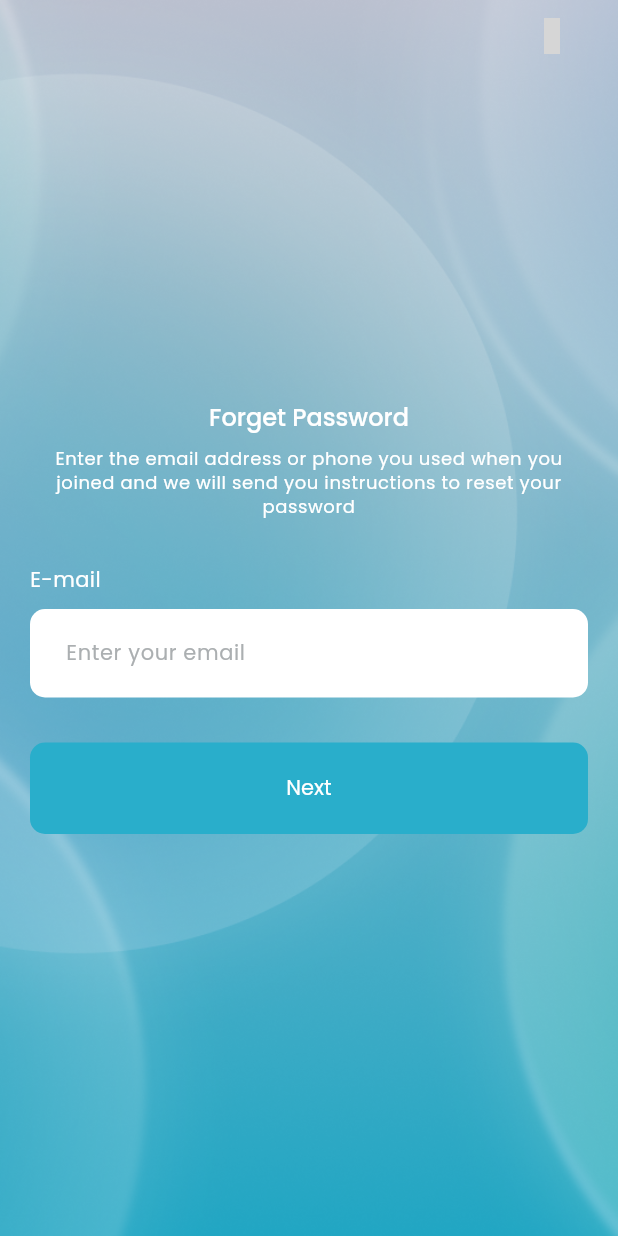
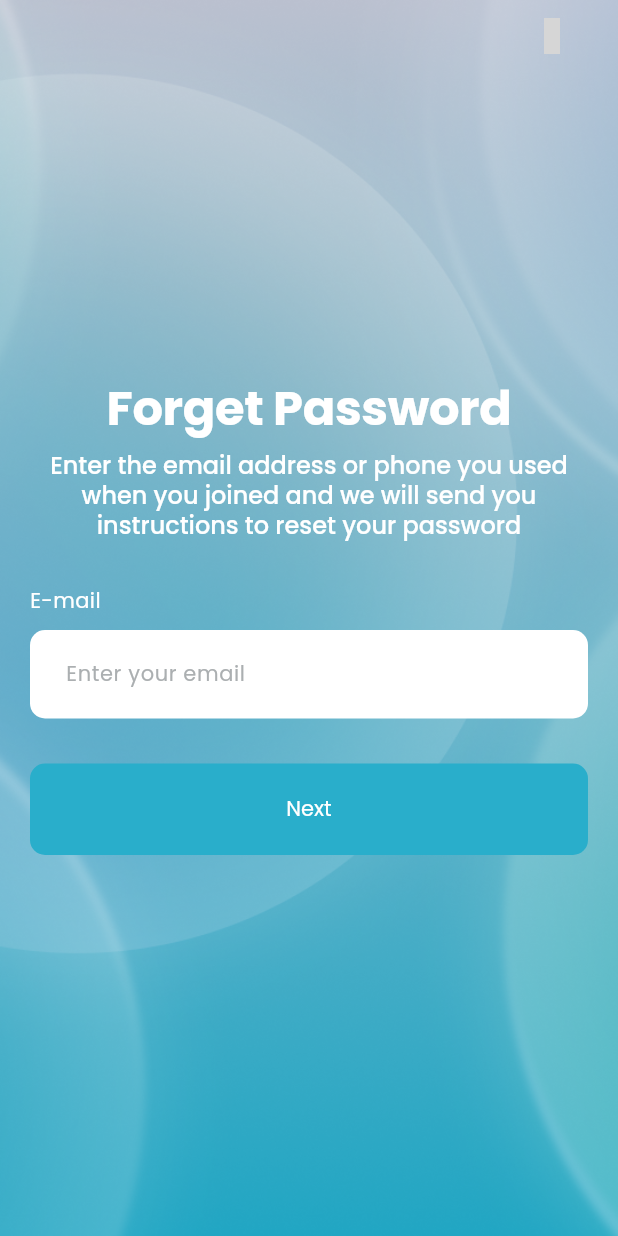
Before and after one commit to firebase-projects-1997/Ovacs, a Flutter app: the screen it shows after launch, after a tap on "skip", after a tap on "Forget password?", on a phone screen of 412 x 824 dp. Run offline on Flutter 3.47's test engine with Material 3 defaults, Android fonts, the phone set to English and light mode, and no system bars; our stand-ins replace dartz, device_preview, dio, equatable, file_picker, flutter_svg and 9 more; missing offline and left inert: ffmpeg_kit_flutter_new, record; accounts and stored records are empty; network calls fail; grey boxes are pictures that could not be loaded.

Commit message:
first commit

```diff
--- a/lib/features/auth/views/create_new_password_page.dart
+++ b/lib/features/auth/views/create_new_password_page.dart
@@ -129,7 +129,8 @@ class _CreateNewPasswordPageState extends State<CreateNewPasswordPage> {
           AppLocalizations.of(context)!.createNewPassword,
           style: Theme.of(
             context,
-          ).textTheme.titleLarge!.copyWith(color: AppColors.pureWhite),
+          ).textTheme.displayLarge!.copyWith(color: AppColors.pureWhite),
+          textAlign: TextAlign.center,
         ),
         const SizedBox(height: 10),
         Text(
@@ -138,7 +139,7 @@ class _CreateNewPasswordPageState extends State<CreateNewPasswordPage> {
           )!.setYourNewPasswordSoYouCanLoginAndAccessOvacs,
           style: Theme.of(
             context,
-          ).textTheme.bodySmall!.copyWith(color: AppColors.pureWhite),
+          ).textTheme.titleLarge!.copyWith(color: AppColors.pureWhite),
           textAlign: TextAlign.center,
         ),
       ],
--- a/lib/features/auth/views/forget_password_page.dart
+++ b/lib/features/auth/views/forget_password_page.dart
@@ -112,14 +112,15 @@ class _ForgetPasswordPageState extends State<ForgetPasswordPage> {
           AppLocalizations.of(context)!.forgetPasswordTitle,
           style: Theme.of(
             context,
-          ).textTheme.titleLarge!.copyWith(color: AppColors.pureWhite),
+          ).textTheme.displayLarge!.copyWith(color: AppColors.pureWhite),
+          textAlign: TextAlign.center,
         ),
         const SizedBox(height: 10),
         Text(
           AppLocalizations.of(context)!.enterEmailOrPhoneForReset,
           style: Theme.of(
             context,
-          ).textTheme.bodySmall!.copyWith(color: AppColors.pureWhite),
+          ).textTheme.titleLarge!.copyWith(color: AppColors.pureWhite),
           textAlign: TextAlign.center,
         ),
       ],
--- a/lib/features/auth/views/login_page.dart
+++ b/lib/features/auth/views/login_page.dart
@@ -2,6 +2,7 @@ import 'package:flutter/gestures.dart';
 import 'package:flutter/material.dart';
 import 'package:iconsax/iconsax.dart';
 import 'package:new_ovacs/core/constants/app_colors.dart';
+import 'package:new_ovacs/core/functions/is_dark_mode.dart';
 import 'package:new_ovacs/main.dart';
 import 'package:provider/provider.dart';
 import 'package:new_ovacs/core/constants/app_images.dart';
@@ -63,13 +64,10 @@ class _LoginPageState extends State<LoginPage> {
                       _buildHeaderText(context),
 
                       RoundedContainer(
-                        backgroundColor: AppColors.pureWhite.withValues(
-                          alpha: .3,
-                        ),
-                        padding: const EdgeInsets.symmetric(
-                          horizontal: 15,
-                          vertical: 30,
-                        ),
+                        backgroundColor: isDarkMode(context)
+                            ? AppColors.black.withValues(alpha: .3)
+                            : AppColors.pureWhite.withValues(alpha: .3),
+                        blur: true,
                         child: Column(
                           crossAxisAlignment: CrossAxisAlignment.stretch,
                           spacing: 10,
@@ -157,18 +155,22 @@ class _LoginPageState extends State<LoginPage> {
 
   Widget _buildHeaderText(BuildContext context) {
     return Column(
+      crossAxisAlignment: CrossAxisAlignment.stretch,
+      spacing: 15,
       children: [
         Text(
           AppLocalizations.of(context)!.welcomeBack,
           style: Theme.of(
             context,
-          ).textTheme.titleLarge!.copyWith(color: AppColors.pureWhite),
+          ).textTheme.displayLarge!.copyWith(color: AppColors.pureWhite),
+          textAlign: TextAlign.center,
         ),
         Text(
           AppLocalizations.of(context)!.enterYourLogId,
           style: Theme.of(
             context,
-          ).textTheme.bodySmall!.copyWith(color: AppColors.pureWhite),
+          ).textTheme.headlineSmall!.copyWith(color: AppColors.pureWhite),
+          textAlign: TextAlign.center,
         ),
       ],
     );
@@ -205,7 +207,11 @@ class _LoginPageState extends State<LoginPage> {
         password: _passwordC.text.trim(),
       );
       if (success && context.mounted) {
-        showAppSnackBar(context, AppLocalizations.of(context)!.welcomeBackMessage, type: SnackBarType.success);
+        showAppSnackBar(
+          context,
+          AppLocalizations.of(context)!.welcomeBackMessage,
+          type: SnackBarType.success,
+        );
         navigatorKey.currentState!.pushReplacementNamed(
           AppRoutes.navigationMenuRoute,
         );
--- a/lib/features/auth/views/otp_verification_page.dart
+++ b/lib/features/auth/views/otp_verification_page.dart
@@ -150,7 +150,7 @@ class _OtpVerificationPageState extends State<OtpVerificationPage> {
           AppLocalizations.of(context)!.otpVerification,
           style: Theme.of(
             context,
-          ).textTheme.titleLarge!.copyWith(color: AppColors.pureWhite),
+          ).textTheme.displayLarge!.copyWith(color: AppColors.pureWhite),
           textAlign: TextAlign.center,
         ),
         const SizedBox(height: 15),
@@ -158,7 +158,7 @@ class _OtpVerificationPageState extends State<OtpVerificationPage> {
           AppLocalizations.of(context)!.pleaseEnterTheCodeWeJustSentTo,
           style: Theme.of(
             context,
-          ).textTheme.bodyLarge!.copyWith(color: AppColors.pureWhite),
+          ).textTheme.headlineSmall!.copyWith(color: AppColors.pureWhite),
           textAlign: TextAlign.center,
         ),
         const SizedBox(height: 8),
@@ -166,7 +166,7 @@ class _OtpVerificationPageState extends State<OtpVerificationPage> {
           widget.email,
           style: Theme.of(
             context,
-          ).textTheme.bodyMedium!.copyWith(color: AppColors.pureWhite),
+          ).textTheme.bodyMedium!.copyWith(color: AppColors.black),
           textAlign: TextAlign.center,
         ),
       ],
--- a/lib/features/auth/views/register_page.dart
+++ b/lib/features/auth/views/register_page.dart
@@ -144,10 +144,10 @@ class _RegisterPageState extends State<RegisterPage> {
                 children: [
                   Text(
                     AppLocalizations.of(context)!.register,
-                    textAlign: TextAlign.center,
-                    style: Theme.of(context).textTheme.titleLarge!.copyWith(
+                    style: Theme.of(context).textTheme.displayLarge!.copyWith(
                       color: AppColors.pureWhite,
                     ),
+                    textAlign: TextAlign.center,
                   ),
 
                   // User name
--- a/lib/features/case/views/add_new_case_page.dart
+++ b/lib/features/case/views/add_new_case_page.dart
@@ -59,7 +59,7 @@ class _AddNewCasePageState extends State<AddNewCasePage> {
       builder: (context, child) {
         return Theme(
           data: Theme.of(context).copyWith(
-            colorScheme:  ColorScheme.light(
+            colorScheme: ColorScheme.light(
               primary: Theme.of(context).primaryColor,
               onPrimary: AppColors.pureWhite,
               onSurface: AppColors.black,
--- a/lib/features/case/views/cases_page.dart
+++ b/lib/features/case/views/cases_page.dart
@@ -6,6 +6,7 @@ import '../../../common/widgets/rounded_container.dart';
 import '../../../core/constants/app_colors.dart';
 import '../../../core/constants/app_sizes.dart';
 
+import '../../../core/functions/is_dark_mode.dart';
 import '../../../data/models/case_model.dart';
 import '../../../l10n/app_localizations.dart';
 import '../provider/cases_provider.dart';
@@ -160,7 +161,7 @@ class _CasesPageState extends State<CasesPage> {
                 );
               },
 
-              child: Icon(Iconsax.add, color: AppColors.charcoalGrey),
+              child: Icon(Iconsax.add, color: isDarkMode(context) ? AppColors.pureWhite :AppColors.charcoalGrey),
             ),
           ],
         ),
```
Also changed, not shown: lib/features/case/views/case_details_page.dart (+7 -1 lines), lib/features/client/views/clients_page.dart (+10 -2 lines), lib/features/document/views/group_details_page.dart (+7 -1 lines), lib/features/session/views/session_details_page.dart (+7 -1 lines).
